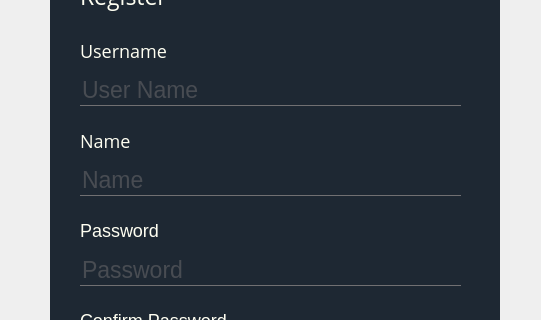
Old version of the form UI/Register.ui in the repository mranonymod/PyProject; both pictures show x 260 to 801 and y 185 to 505 of the 1082 by 701 pixel window.
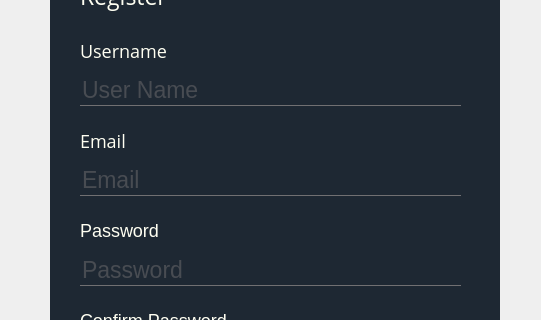
New version of the form. Icons and pictures are not drawn.

```diff
--- a/UI/Register.ui
+++ b/UI/Register.ui
@@ -249,7 +249,7 @@
       <string/>
      </property>
      <property name="placeholderText">
-      <string>Name</string>
+      <string>Email</string>
      </property>
     </widget>
     <widget class="QLabel" name="label_7">
@@ -270,7 +270,7 @@
       </font>
      </property>
      <property name="text">
-      <string>Name</string>
+      <string>Email</string>
      </property>
     </widget>
    </widget>
```
Left out of the diff: 2 changed lines with no effect on the pictures.
